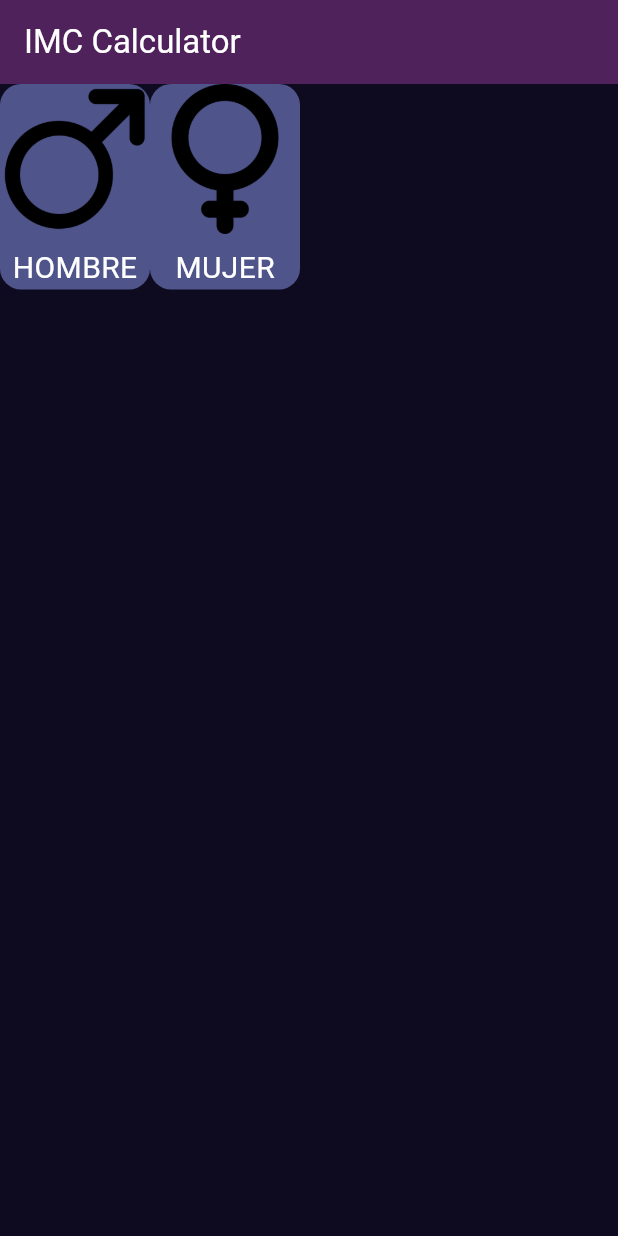
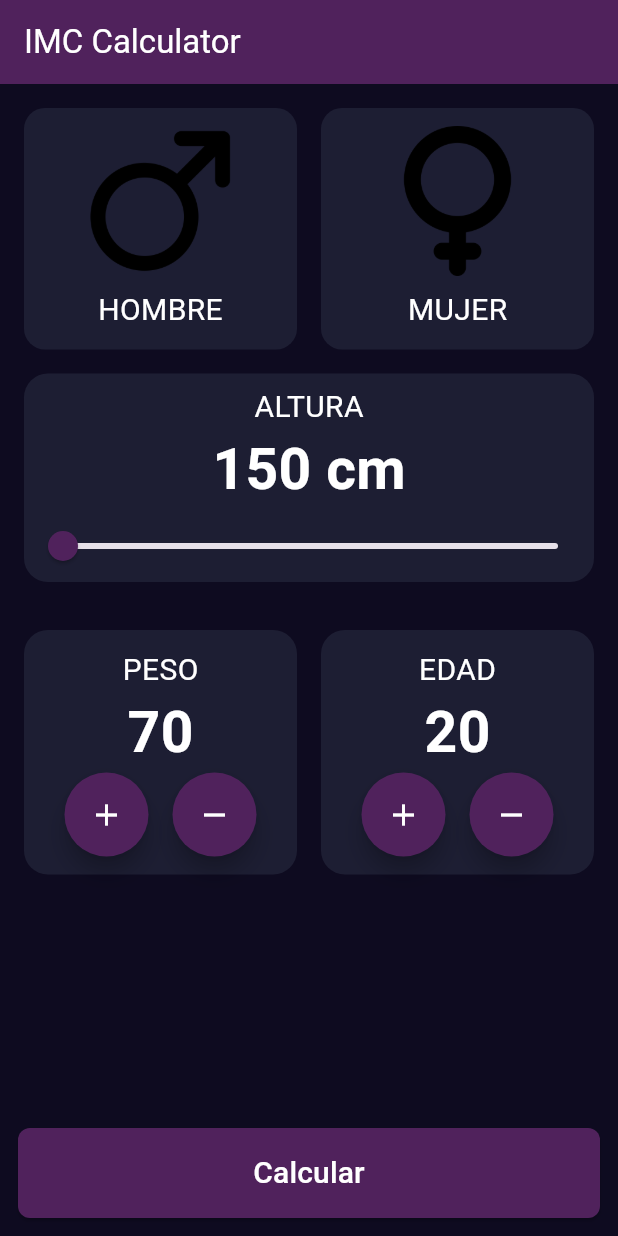
Before and after one commit to agustinnarla/Dart-And-Flutter, a Flutter app: the screen it shows after launch, on a phone screen of 412 x 824 dp. Run offline on Flutter 3.47's test engine with Material 3 defaults, Android fonts, the phone set to English and light mode, and no system bars.

Commit message:
App terminada
Navegación, vuelta atrás, y lógica

```diff
--- a/App/imc_calculator/lib/components/gender_selector.dart
+++ b/App/imc_calculator/lib/components/gender_selector.dart
@@ -17,12 +17,27 @@ class _GenederSelectorState extends State<GenederSelector> {
   Widget build(BuildContext context) {
     return Row(
       children: [
-        Container(
+        // Expande
+        Expanded(
+          // Para que detecte el click
+          child: GestureDetector(
+            onTap: () {
+              // Siempre q se modifique la ui se llama
+              setState(() {
+                selectedGender = "Hombre";
+              });
+            },
+            child: Padding(
+              padding: const EdgeInsets.only(left: 16, top: 16, bottom: 16, right: 8),
+              child: Container(
                 decoration: BoxDecoration(
-            color: selectedGender == "Hombre" ?
-            AppColors.backgroundComponent : AppColors.backgroundComponentSelected,
+                  color: selectedGender == "Hombre"
+                  ? AppColors.backgroundComponentSelected
+                  : AppColors.backgroundComponent,
                   borderRadius: BorderRadius.circular(14),
                 ),
+                child: Padding(
+                  padding: const EdgeInsets.all(12),
                   child: Column(
                     children: [
                       Image.asset("assets/images/male.png", height: 100,),
@@ -32,18 +47,40 @@ class _GenederSelectorState extends State<GenederSelector> {
                     ],
                   ),
                 ),
-        Container(
+              ),
+            ),
+          ),
+        ),
+        // Expande
+        Expanded(
+           // Para que detecte el click
+          child: GestureDetector(
+            onTap: () {
+              setState(() {
+                selectedGender = "Mujer";
+              });
+            },
+            child: Padding(
+              padding: const EdgeInsets.only(top: 16, bottom: 16, right: 16, left: 8),
+              child: Container(
                  decoration: BoxDecoration(
-            color: selectedGender == "Mujer" ?
-            AppColors.backgroundComponent : AppColors.backgroundComponentSelected,
+                  color: selectedGender == "Mujer"
+                  ?  AppColors.backgroundComponentSelected
+                  : AppColors.backgroundComponent,
                   borderRadius: BorderRadius.circular(14),
                 ),
+                child: Padding(
+                  padding: const EdgeInsets.all(12),
                   child: Column(children: [
                       Image.asset("assets/images/female.png", height: 100,),
                       SizedBox(height: 8),
                       Text("Mujer".toUpperCase(), style: TextStyles.bodyStyle)
 
                   ],),
+                ),
+              ),
+            ),
+          ),
         )
       ],
     );
--- /dev/null
+++ b/App/imc_calculator/lib/components/height_selector.dart
@@ -0,0 +1,49 @@
+import 'package:flutter/material.dart';
+import 'package:imc_calculator/core/app_colors.dart';
+import 'package:imc_calculator/core/text_styles.dart';
+
+class HeightSelector extends StatefulWidget {
+  final double value;
+  final Function(double) onHeightChange;
+  const HeightSelector({super.key, required this.value, required this.onHeightChange});
+
+  @override
+  State<HeightSelector> createState() => _HeightSelectorState();
+}
+
+class _HeightSelectorState extends State<HeightSelector> {
+
+  @override
+  Widget build(BuildContext context) {
+    return Padding(
+      padding: const EdgeInsets.only(left: 16, right: 16, bottom: 16),
+      child: Container(
+        decoration: BoxDecoration(
+          color: AppColors.backgroundComponent,
+          borderRadius: BorderRadius.circular(16)
+        ),
+        child: Column(children: [
+          Padding(
+            padding: const EdgeInsets.only(top: 8),
+            child: Text("Altura".toUpperCase(), style: TextStyles.bodyStyle),
+          ),
+          Text("${widget.value.toStringAsFixed(0)} cm", style: TextStyle(
+            color: Colors.white,
+            fontSize: 38,
+            fontWeight: FontWeight.bold,
+          ),),
+          Slider(value: widget.value, onChanged: (newHeight) {
+            widget.onHeightChange(newHeight);
+          },
+          min: 150,
+          max: 220,
+          // Saltos q puedo dar
+          divisions: 70,
+          // Etiqueta para cuando arrastro
+          label: "${widget.value}",
+          activeColor: AppColors.primary)
+        ],),
+      ),
+    );
+  }
+}
--- /dev/null
+++ b/App/imc_calculator/lib/components/number_selector.dart
@@ -0,0 +1,67 @@
+import 'package:flutter/material.dart';
+import 'package:imc_calculator/core/app_colors.dart';
+import 'package:imc_calculator/core/text_styles.dart';
+
+class NumberSelector extends StatefulWidget {
+  // Propiedad q puedo cambiar desde el imc_home_screen.dart
+  final String title;
+  final int value;
+  final Function() onIncrement;
+  final Function() onDecrement;
+
+  const NumberSelector({super.key, required this.title,required this.value, required this.onIncrement, required this.onDecrement});
+
+  @override
+  State<NumberSelector> createState() => _NumberSelectorState();
+}
+
+class _NumberSelectorState extends State<NumberSelector> {
+
+  @override
+  Widget build(BuildContext context) {
+    return Container(
+      decoration: BoxDecoration(
+          color: AppColors.backgroundComponent,
+          borderRadius: BorderRadius.circular(16)
+        ),
+      child: Padding(
+        padding: const EdgeInsets.all(12),
+        child: Column(
+          children: [
+            Text(widget.title, style: TextStyles.bodyStyle),
+            Text(widget.value.toString(), style: TextStyle(
+            color: Colors.white,
+            fontSize: 38,
+            fontWeight: FontWeight.bold
+            ),),
+            Row(
+              mainAxisAlignment: MainAxisAlignment.center,
+              children: [
+                FloatingActionButton(
+                  heroTag: null,
+                  onPressed: () {
+                    widget.onIncrement();
+                  },
+                  shape: CircleBorder(),
+                  backgroundColor: AppColors.primary,
+                  child: Icon(Icons.add, color: Colors.white),
+
+                ),
+                SizedBox(width: 16,),
+                FloatingActionButton(
+                  heroTag: null,
+                  onPressed: () {
+                    widget.onDecrement();
+                  },
+                  shape: CircleBorder(),
+                  backgroundColor: AppColors.primary,
+                  child: Icon(Icons.remove, color: Colors.white),
+                ),
+              ],
+            ),
+          ],
+        ),
+      ),
+    );
+  }
+}
--- a/App/imc_calculator/lib/screens/imc_home_screen.dart
+++ b/App/imc_calculator/lib/screens/imc_home_screen.dart
@@ -1,5 +1,10 @@
 import 'package:flutter/material.dart';
 import 'package:imc_calculator/components/gender_selector.dart';
+import 'package:imc_calculator/components/height_selector.dart';
+import 'package:imc_calculator/components/number_selector.dart';
+import 'package:imc_calculator/core/app_colors.dart';
+import 'package:imc_calculator/core/text_styles.dart';
+import 'package:imc_calculator/screens/imc_result_screen.dart';
 
 class ImcHomeScreen extends StatefulWidget {
   const ImcHomeScreen({super.key});
@@ -9,10 +14,80 @@ class ImcHomeScreen extends StatefulWidget {
 }
 
 class _ImcHomeScreenState extends State<ImcHomeScreen> {
+  int selectedAge = 20;
+  int selectedWeight = 70;
+  double selectedHeight = 150;
   @override
   Widget build(BuildContext context) {
-    return Column(children: [
-      GenederSelector()
-    ],);
+    return Column(
+      children: [
+        GenederSelector(),
+        HeightSelector(value: selectedHeight, onHeightChange: (newHeight) {
+          setState(() {
+            selectedHeight = newHeight;
+          });
+        },),
+        Padding(
+          padding: const EdgeInsets.all(16),
+          child: Row(
+            children: [
+              Expanded(
+                child: NumberSelector(
+                  title: "PESO",
+                  value: selectedWeight,
+                  onDecrement: () {
+                    setState(() {
+                      selectedWeight--;
+                    });
+                  },
+                  onIncrement: () {
+                    setState(() {
+                      selectedWeight++;
+                    });
+                  },
+                ),
+              ),
+              SizedBox(width: 16),
+              Expanded(
+                child: NumberSelector(
+                  title: "EDAD",
+                  value: selectedAge,
+                  onDecrement: () {
+                    setState(() {
+                      selectedAge--;
+                    });
+                  },
+                  onIncrement: () {
+                    setState(() {
+                      selectedAge++;
+                    });
+                  },
+                ),
+              ),
+            ],
+          ),
+        ),
+        Spacer(),
+        Padding(
+          padding: const EdgeInsets.all(12),
+          child: SizedBox(
+            height: 60,
+            width: double.infinity,
+            child: ElevatedButton(onPressed: () {
+              Navigator.push(context,
+              MaterialPageRoute(builder: (context) => ImcResultScreen(
+                height: selectedHeight,
+                weight: selectedWeight,
+              ))
+              );
+            }, style: ButtonStyle(
+              shape: WidgetStateProperty.all(RoundedRectangleBorder(
+                borderRadius: BorderRadius.circular(8)
+              )),
+              backgroundColor: WidgetStateProperty.all(AppColors.primary),
+            ),child: Text("Calcular", style: TextStyles.bodyStyle,))),
+        )
+      ],
+    );
   }
 }
```
Also changed, not shown: App/imc_calculator/lib/screens/imc_result_screen.dart (added, +134 -0 lines). Lines whose indentation alone changed are shown as unchanged.
